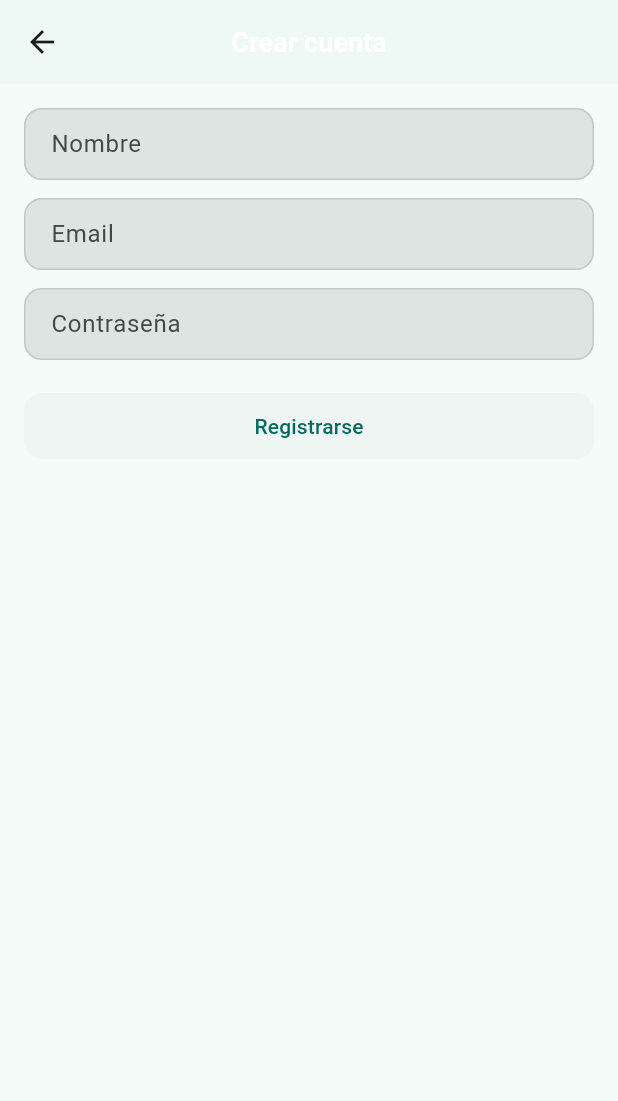
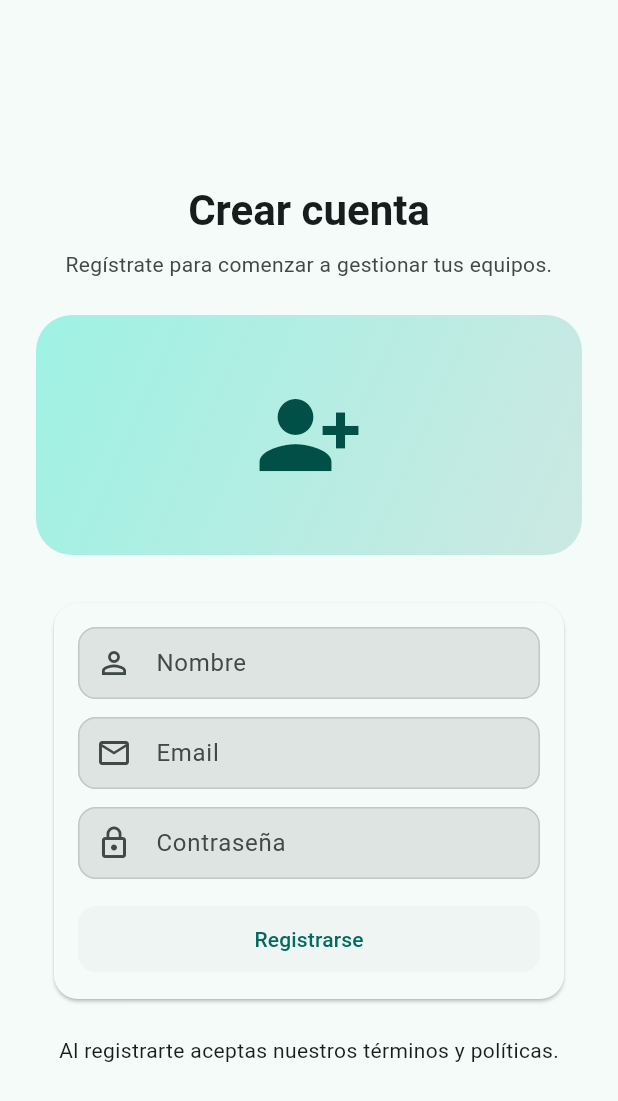
Before and after one commit to JacoboSolarte/Proyecto_flutter, a Flutter app: the screen it shows after launch, after a tap on "Registrarse", on a phone screen of 412 x 824 dp. Shown: the top 1101 px of the screen. Run offline on Flutter 3.47's test engine with Material 3 defaults, Android fonts, the phone set to English and light mode, and no system bars; our stand-ins replace file_picker, flutter_dotenv, flutter_riverpod, image_picker, qr_flutter, supabase_flutter; missing offline and left inert: file_saver, mobile_scanner; accounts and stored records are empty.

Commit message:
Mejor diseño login

```diff
--- a/lib/features/auth/presentation/pages/login_page.dart
+++ b/lib/features/auth/presentation/pages/login_page.dart
@@ -2,6 +2,7 @@ import 'package:flutter/material.dart';
 import 'package:flutter_riverpod/flutter_riverpod.dart';
 import '../../presentation/providers/auth_providers.dart';
 import 'register_page.dart';
+import '../widgets/auth_layout.dart';
 
 class LoginPage extends ConsumerStatefulWidget {
   const LoginPage({super.key});
@@ -26,10 +27,10 @@ class _LoginPageState extends ConsumerState<LoginPage> {
   Widget build(BuildContext context) {
     final authState = ref.watch(authControllerProvider);
     final isLoading = authState.isLoading;
-    return Scaffold(
-      appBar: AppBar(title: const Text('Iniciar sesión')),
-      body: Padding(
-        padding: const EdgeInsets.all(16.0),
+    return AuthLayout(
+      title: 'Iniciar sesión',
+      subtitle: 'Accede para gestionar tus equipos biomédicos.',
+      icon: Icons.lock_open_rounded,
       child: Form(
         key: _formKey,
         child: Column(
@@ -40,6 +41,7 @@ class _LoginPageState extends ConsumerState<LoginPage> {
               keyboardType: TextInputType.emailAddress,
               decoration: const InputDecoration(
                 labelText: 'Email',
+                prefixIcon: Icon(Icons.email_outlined),
               ),
               validator: (v) {
                 if (v == null || v.isEmpty) return 'Email obligatorio';
@@ -53,6 +55,7 @@ class _LoginPageState extends ConsumerState<LoginPage> {
               obscureText: true,
               decoration: const InputDecoration(
                 labelText: 'Contraseña',
+                prefixIcon: Icon(Icons.lock_outline),
               ),
               validator: (v) {
                 if (v == null || v.isEmpty) return 'Contraseña obligatoria';
@@ -60,7 +63,15 @@ class _LoginPageState extends ConsumerState<LoginPage> {
                 return null;
               },
             ),
-              const SizedBox(height: 20),
+            const SizedBox(height: 16),
+            Align(
+              alignment: Alignment.centerRight,
+              child: TextButton(
+                onPressed: () {},
+                child: const Text('Olvidé mi contraseña'),
+              ),
+            ),
+            const SizedBox(height: 8),
             ElevatedButton(
               onPressed: isLoading
                   ? null
@@ -88,13 +99,19 @@ class _LoginPageState extends ConsumerState<LoginPage> {
                   : const Text('Entrar'),
             ),
             const SizedBox(height: 8),
+            Row(
+              mainAxisAlignment: MainAxisAlignment.center,
+              children: [
+                const Text('¿No tienes cuenta? '),
                 TextButton(
                   onPressed: () {
                     Navigator.of(context).push(
                       MaterialPageRoute(builder: (_) => const RegisterPage()),
                     );
                   },
-                child: const Text('Crear cuenta'),
+                  child: const Text('Regístrate'),
+                ),
+              ],
             ),
             if (authState.hasError)
               Padding(
@@ -107,7 +124,6 @@ class _LoginPageState extends ConsumerState<LoginPage> {
           ],
         ),
       ),
-      ),
     );
   }
 }
--- a/lib/features/auth/presentation/pages/register_page.dart
+++ b/lib/features/auth/presentation/pages/register_page.dart
@@ -1,6 +1,7 @@
 import 'package:flutter/material.dart';
 import 'package:flutter_riverpod/flutter_riverpod.dart';
 import '../../presentation/providers/auth_providers.dart';
+import '../widgets/auth_layout.dart';
 
 class RegisterPage extends ConsumerStatefulWidget {
   const RegisterPage({super.key});
@@ -27,19 +28,21 @@ class _RegisterPageState extends ConsumerState<RegisterPage> {
   Widget build(BuildContext context) {
     final authState = ref.watch(authControllerProvider);
     final isLoading = authState.isLoading;
-    return Scaffold(
-      appBar: AppBar(title: const Text('Crear cuenta')),
-      body: Padding(
-        padding: const EdgeInsets.all(16.0),
+    return AuthLayout(
+      title: 'Crear cuenta',
+      subtitle: 'Regístrate para comenzar a gestionar tus equipos.',
+      icon: Icons.person_add_alt_1,
       child: Form(
         key: _formKey,
-          child: SingleChildScrollView(
         child: Column(
           crossAxisAlignment: CrossAxisAlignment.stretch,
           children: [
             TextFormField(
               controller: _nameController,
-                  decoration: const InputDecoration(labelText: 'Nombre'),
+              decoration: const InputDecoration(
+                labelText: 'Nombre',
+                prefixIcon: Icon(Icons.person_outline),
+              ),
               validator: (v) {
                 if (v == null || v.isEmpty) return 'Nombre obligatorio';
                 return null;
@@ -49,7 +52,10 @@ class _RegisterPageState extends ConsumerState<RegisterPage> {
             TextFormField(
               controller: _emailController,
               keyboardType: TextInputType.emailAddress,
-                  decoration: const InputDecoration(labelText: 'Email'),
+              decoration: const InputDecoration(
+                labelText: 'Email',
+                prefixIcon: Icon(Icons.email_outlined),
+              ),
               validator: (v) {
                 if (v == null || v.isEmpty) return 'Email obligatorio';
                 if (!v.contains('@')) return 'Email inválido';
@@ -60,14 +66,17 @@ class _RegisterPageState extends ConsumerState<RegisterPage> {
             TextFormField(
               controller: _passwordController,
               obscureText: true,
-                  decoration: const InputDecoration(labelText: 'Contraseña'),
+              decoration: const InputDecoration(
+                labelText: 'Contraseña',
+                prefixIcon: Icon(Icons.lock_outline),
+              ),
               validator: (v) {
                 if (v == null || v.isEmpty) return 'Contraseña obligatoria';
                 if (v.length < 6) return 'Mínimo 6 caracteres';
                 return null;
               },
             ),
-                const SizedBox(height: 20),
+            const SizedBox(height: 16),
             ElevatedButton(
               onPressed: isLoading
                   ? null
@@ -104,8 +113,14 @@ class _RegisterPageState extends ConsumerState<RegisterPage> {
           ],
         ),
       ),
+      bottomActions: [
+        Row(
+          mainAxisAlignment: MainAxisAlignment.center,
+          children: const [
+            Text('Al registrarte aceptas nuestros términos y políticas.'),
+          ],
         ),
-      ),
+      ],
     );
   }
 }
--- a/lib/features/auth/presentation/pages/welcome_page.dart
+++ b/lib/features/auth/presentation/pages/welcome_page.dart
@@ -1,6 +1,7 @@
 import 'package:flutter/material.dart';
 import 'login_page.dart';
 import 'register_page.dart';
+import '../widgets/auth_layout.dart';
 
 class WelcomePage extends StatelessWidget {
   const WelcomePage({super.key});
@@ -8,42 +9,20 @@ class WelcomePage extends StatelessWidget {
   @override
   Widget build(BuildContext context) {
     final theme = Theme.of(context);
-    return Scaffold(
-      body: SafeArea(
-        child: Padding(
-          padding: const EdgeInsets.symmetric(horizontal: 24.0, vertical: 16.0),
+    return AuthLayout(
+      title: 'Bienvenido',
+      subtitle: 'Gestiona equipos biomédicos de forma simple y profesional.',
+      icon: Icons.health_and_safety,
       child: Column(
         crossAxisAlignment: CrossAxisAlignment.stretch,
         children: [
-              const SizedBox(height: 16),
           Text(
-                'Bienvenido',
-                style: theme.textTheme.headlineMedium?.copyWith(fontWeight: FontWeight.bold),
+            '¿Cómo quieres empezar?',
+            style: theme.textTheme.titleMedium,
             textAlign: TextAlign.center,
-              ),
-              const SizedBox(height: 8),
-              Text(
-                'Gestión de equipos biomédicos. Elige cómo quieres empezar.',
-                style: theme.textTheme.bodyMedium,
-                textAlign: TextAlign.center,
-              ),
-              const SizedBox(height: 24),
-              Expanded(
-                child: Center(
-                  child: Column(
-                    mainAxisSize: MainAxisSize.min,
-                    children: const [
-                      FlutterLogo(size: 160),
-                    ],
-                  ),
-                ),
           ),
           const SizedBox(height: 16),
           OutlinedButton(
-                style: OutlinedButton.styleFrom(
-                  padding: const EdgeInsets.symmetric(vertical: 16),
-                  shape: RoundedRectangleBorder(borderRadius: BorderRadius.circular(24)),
-                ),
             onPressed: () {
               Navigator.of(context).push(
                 MaterialPageRoute(builder: (_) => const LoginPage()),
@@ -53,10 +32,6 @@ class WelcomePage extends StatelessWidget {
           ),
           const SizedBox(height: 12),
           ElevatedButton(
-                style: ElevatedButton.styleFrom(
-                  padding: const EdgeInsets.symmetric(vertical: 16),
-                  shape: RoundedRectangleBorder(borderRadius: BorderRadius.circular(24)),
-                ),
             onPressed: () {
               Navigator.of(context).push(
                 MaterialPageRoute(builder: (_) => const RegisterPage()),
@@ -64,10 +39,7 @@ class WelcomePage extends StatelessWidget {
             },
             child: const Text('Registrarse'),
           ),
-              const SizedBox(height: 8),
         ],
-          ),
-        ),
       ),
     );
   }
--- /dev/null
+++ b/lib/features/auth/presentation/widgets/auth_layout.dart
@@ -0,0 +1,102 @@
+import 'package:flutter/material.dart';
+
+class AuthLayout extends StatelessWidget {
+  final String title;
+  final String subtitle;
+  final IconData icon;
+  final Widget child;
+  final List<Widget>? bottomActions;
+
+  const AuthLayout({
+    super.key,
+    required this.title,
+    required this.subtitle,
+    required this.icon,
+    required this.child,
+    this.bottomActions,
+  });
+
+  @override
+  Widget build(BuildContext context) {
+    final scheme = Theme.of(context).colorScheme;
+    final textTheme = Theme.of(context).textTheme;
+    return Scaffold(
+      body: SafeArea(
+        child: LayoutBuilder(
+          builder: (context, constraints) {
+            final isWide = constraints.maxWidth > 600;
+            final content = Center(
+              child: ConstrainedBox(
+                constraints: const BoxConstraints(maxWidth: 500),
+                child: SingleChildScrollView(
+                  padding: const EdgeInsets.symmetric(horizontal: 24, vertical: 24),
+                  child: Column(
+                    crossAxisAlignment: CrossAxisAlignment.stretch,
+                    children: [
+                      const SizedBox(height: 8),
+                      Text(
+                        title,
+                        style: textTheme.headlineMedium?.copyWith(fontWeight: FontWeight.w700),
+                        textAlign: TextAlign.center,
+                      ),
+                      const SizedBox(height: 8),
+                      Text(
+                        subtitle,
+                        style: textTheme.bodyMedium?.copyWith(color: scheme.onSurfaceVariant),
+                        textAlign: TextAlign.center,
+                      ),
+                      const SizedBox(height: 24),
+                      Container(
+                        height: 160,
+                        decoration: BoxDecoration(
+                          gradient: LinearGradient(
+                            colors: [scheme.primaryContainer, scheme.secondaryContainer],
+                            begin: Alignment.topLeft,
+                            end: Alignment.bottomRight,
+                          ),
+                          borderRadius: BorderRadius.circular(24),
+                        ),
+                        child: Center(
+                          child: Icon(icon, size: 72, color: scheme.onPrimaryContainer),
+                        ),
+                      ),
+                      const SizedBox(height: 24),
+                      Card(
+                        elevation: 1,
+                        child: Padding(
+                          padding: const EdgeInsets.all(16.0),
+                          child: child,
+                        ),
+                      ),
+                      if (bottomActions != null) ...[
+                        const SizedBox(height: 16),
+                        ...bottomActions!,
+                      ],
+                    ],
+                  ),
+                ),
+              ),
+            );
+            if (isWide) {
+              return Row(
+                children: [
+                  Expanded(
+                    child: Container(
+                      margin: const EdgeInsets.all(24),
+                      decoration: BoxDecoration(
+                        color: scheme.surfaceContainerHighest,
+                        borderRadius: BorderRadius.circular(24),
+                      ),
+                    ),
+                  ),
+                  Expanded(child: content),
+                ],
+              );
+            }
+            return content;
+          },
+        ),
+      ),
+    );
+  }
+}
```
Lines whose indentation alone changed are shown as unchanged.
